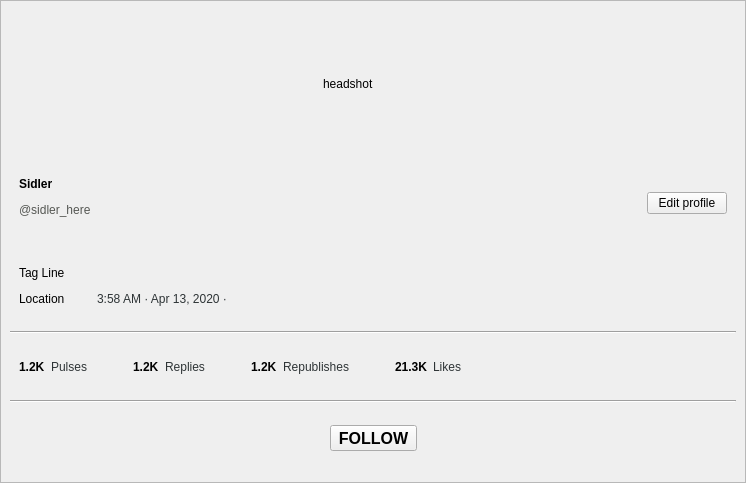
RetroShare/RetroShare, file retroshare-gui/src/gui/TheWire/PulseViewGroup.ui: the form before one commit.
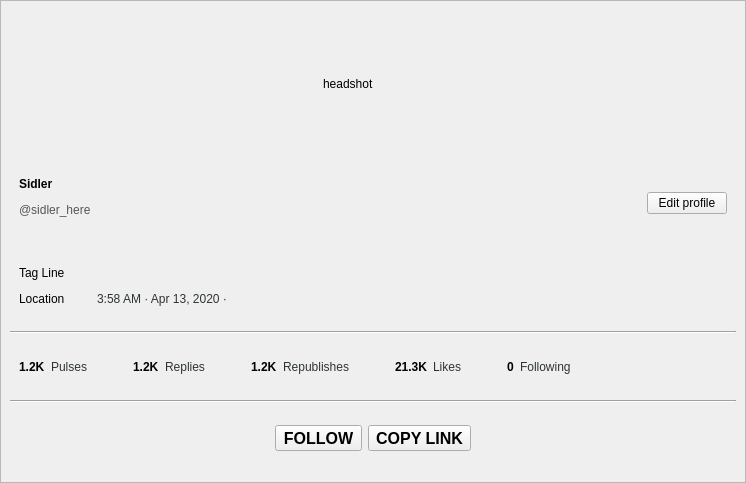
The form after the commit. Icons and pictures are not drawn. Custom widgets are drawn as their Qt base class.

```diff
--- a/retroshare-gui/src/gui/TheWire/PulseViewGroup.ui
+++ b/retroshare-gui/src/gui/TheWire/PulseViewGroup.ui
@@ -493,6 +493,40 @@
            </item>
           </layout>
          </item>
+         <item>
+          <layout class="QHBoxLayout" name="extra_following_HL">
+           <item>
+            <widget class="QLabel" name="label_extra_following">
+             <property name="text">
+              <string>&lt;html&gt;&lt;head/&gt;&lt;body&gt;&lt;p&gt;&lt;span style=&quot; font-weight:600;&quot;&gt;0&lt;/span&gt;&lt;/p&gt;&lt;/body&gt;&lt;/html&gt;</string>
+             </property>
+            </widget>
+           </item>
+           <item>
+            <widget class="QLabel" name="extra_following_Label">
+             <property name="text">
+              <string>&lt;html&gt;&lt;head/&gt;&lt;body&gt;&lt;p&gt;&lt;span style=&quot; color:#2e3436;&quot;&gt;Following&lt;/span&gt;&lt;/p&gt;&lt;/body&gt;&lt;/html&gt;</string>
+             </property>
+            </widget>
+           </item>
+           <item>
+            <spacer name="extra_following_HSpacer">
+             <property name="orientation">
+              <enum>Qt::Horizontal</enum>
+             </property>
+             <property name="sizeType">
+              <enum>QSizePolicy::Preferred</enum>
+             </property>
+             <property name="sizeHint" stdset="0">
+              <size>
+               <width>40</width>
+               <height>20</height>
+              </size>
+             </property>
+            </spacer>
+           </item>
+          </layout>
+         </item>
          <item>
           <spacer name="widget_replies_HSpacer">
            <property name="orientation">
@@ -561,6 +595,27 @@
            </property>
           </widget>
          </item>
+         <item>
+          <widget class="QToolButton" name="toolButton_copyProfileLink">
+           <property name="font">
+            <font>
+             <pointsize>12</pointsize>
+             <weight>75</weight>
+             <bold>true</bold>
+            </font>
+           </property>
+           <property name="text">
+            <string>COPY LINK</string>
+           </property>
+           <property name="icon">
+            <iconset resource="TheWire_images.qrc">
+             <normaloff>:/images/link.svg</normaloff>:/images/link.svg</iconset>
+           </property>
+           <property name="toolButtonStyle">
+            <enum>Qt::ToolButtonTextBesideIcon</enum>
+           </property>
+          </widget>
+         </item>
          <item>
           <spacer name="widget_actions_RHSpacer">
            <property name="orientation">
```
